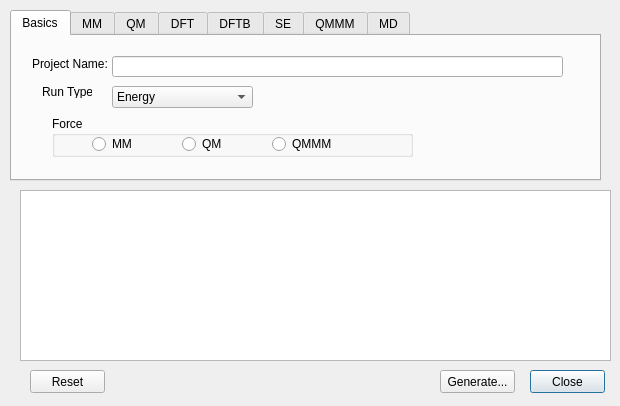
Qt form cp2k/cp2kinputdialog.ui (brhr-iwao/libavogadro1cp2k) before a commit.
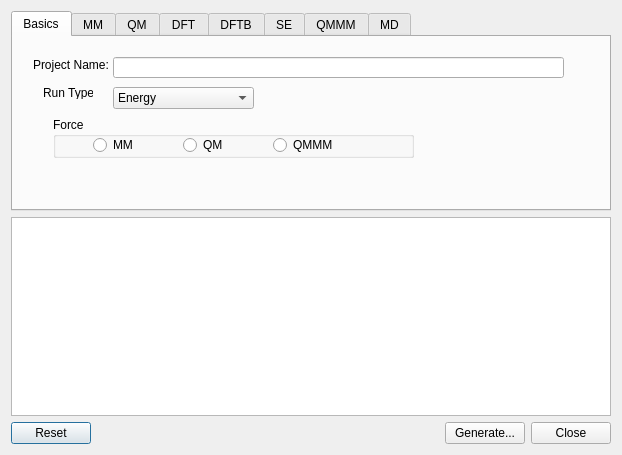
The same form after that commit.

Commit message: corrected dialog layouts

Patch:
```diff
--- a/cp2k/cp2kinputdialog.ui
+++ b/cp2k/cp2kinputdialog.ui
@@ -6,35 +6,16 @@
    <rect>
     <x>0</x>
     <y>0</y>
-    <width>620</width>
-    <height>406</height>
+    <width>622</width>
+    <height>455</height>
    </rect>
   </property>
   <property name="windowTitle">
    <string>CP2K Input</string>
   </property>
-  <widget class="QPushButton" name="closeButton">
-   <property name="geometry">
-    <rect>
-     <x>530</x>
-     <y>370</y>
-     <width>75</width>
-     <height>23</height>
-    </rect>
-   </property>
-   <property name="text">
-    <string>Close</string>
-   </property>
-  </widget>
+  <layout class="QGridLayout" name="gridLayout">
+   <item row="0" column="0" colspan="4">
   <widget class="QTabWidget" name="cp2kinputTabs">
-   <property name="geometry">
-    <rect>
-     <x>10</x>
-     <y>10</y>
-     <width>591</width>
-     <height>171</height>
-    </rect>
-   </property>
    <property name="toolTip">
     <string/>
    </property>
@@ -869,42 +850,45 @@
     </widget>
    </widget>
   </widget>
-  <widget class="QTextEdit" name="previewText">
-   <property name="geometry">
-    <rect>
-     <x>20</x>
-     <y>190</y>
-     <width>591</width>
-     <height>171</height>
-    </rect>
-   </property>
-  </widget>
-  <widget class="QPushButton" name="generateButton">
-   <property name="geometry">
-    <rect>
-     <x>440</x>
-     <y>370</y>
-     <width>75</width>
-     <height>23</height>
-    </rect>
-   </property>
-   <property name="text">
-    <string>Generate...</string>
-   </property>
-  </widget>
+   </item>
+   <item row="1" column="0" colspan="4">
+    <widget class="QTextEdit" name="previewText"/>
+   </item>
+   <item row="2" column="0">
   <widget class="QPushButton" name="resetButton">
-   <property name="geometry">
-    <rect>
-     <x>30</x>
-     <y>370</y>
-     <width>75</width>
-     <height>23</height>
-    </rect>
-   </property>
    <property name="text">
     <string>Reset</string>
    </property>
   </widget>
+   </item>
+   <item row="2" column="1">
+    <spacer name="horizontalSpacer">
+     <property name="orientation">
+      <enum>Qt::Horizontal</enum>
+     </property>
+     <property name="sizeHint" stdset="0">
+      <size>
+       <width>358</width>
+       <height>20</height>
+      </size>
+     </property>
+    </spacer>
+   </item>
+   <item row="2" column="2">
+    <widget class="QPushButton" name="generateButton">
+     <property name="text">
+      <string>Generate...</string>
+     </property>
+    </widget>
+   </item>
+   <item row="2" column="3">
+    <widget class="QPushButton" name="closeButton">
+     <property name="text">
+      <string>Close</string>
+     </property>
+    </widget>
+   </item>
+  </layout>
  </widget>
  <resources/>
  <connections/>
```
Lines whose indentation alone changed are shown as unchanged. The commit also changes 2 other files.
